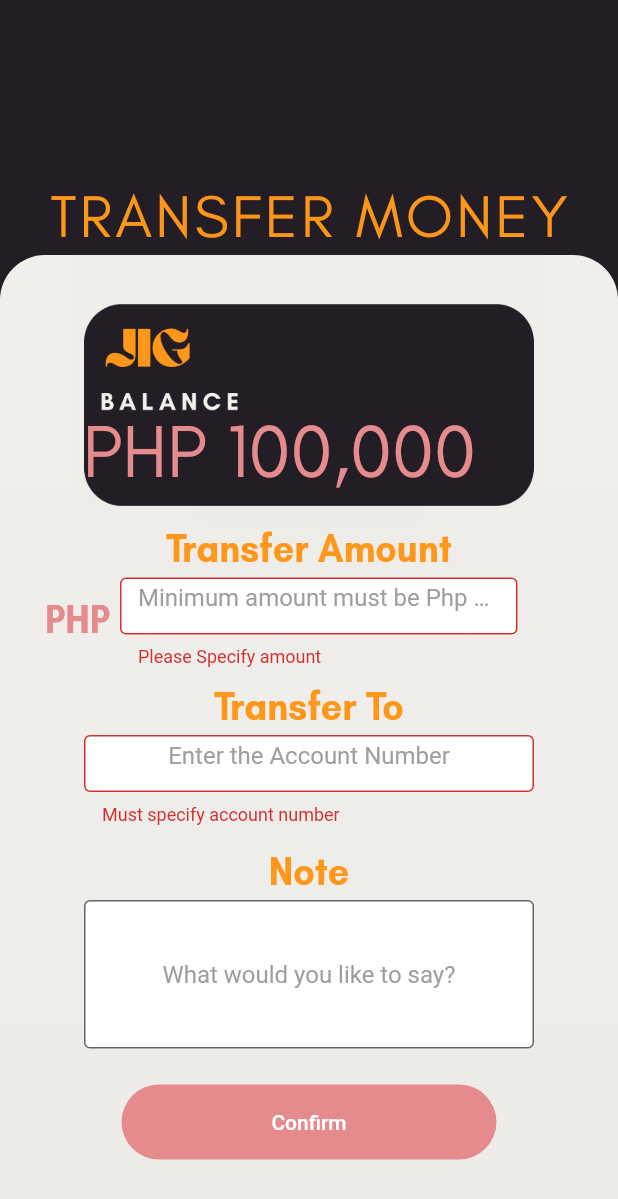
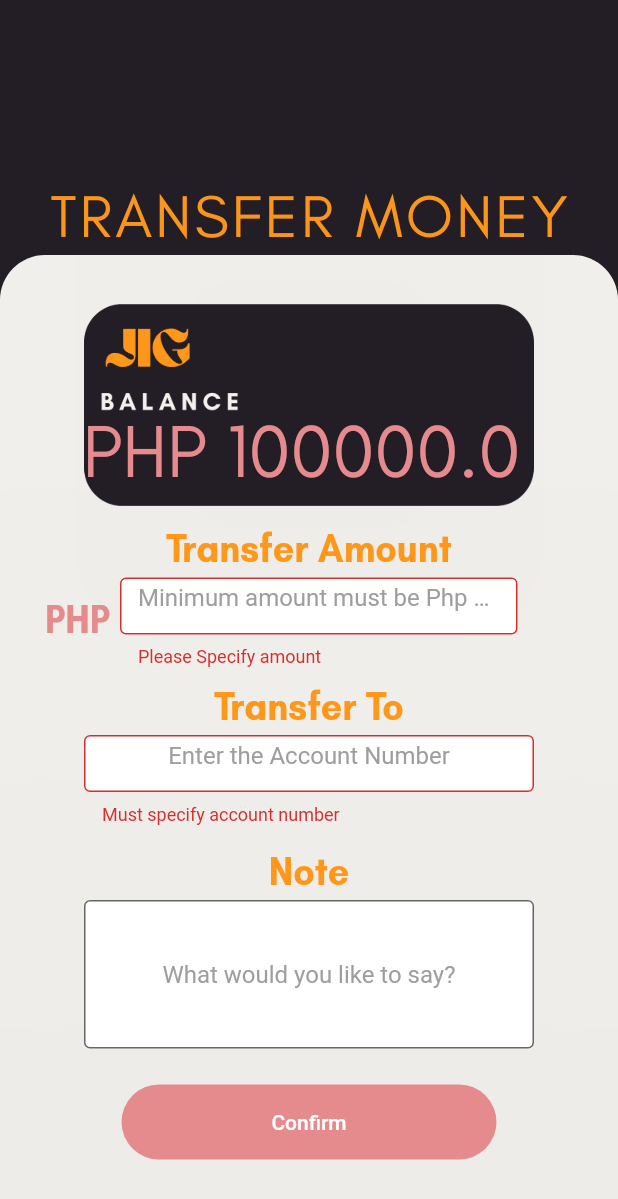
Before and after one commit to maye93/Mobile-Banking, a Flutter app: the screen it shows after launch, after a tap on "Confirm", on a phone screen of 412 x 824 dp. Shown: the top 1199 px of the screen. Run offline on Flutter 3.47's test engine with Material 2 defaults, Android fonts, the phone set to English and light mode, and no system bars; our stand-ins replace font_awesome_flutter.

Commit message:
latest code deductable transfer screen

```diff
--- a/lib/DashBoard.dart
+++ b/lib/DashBoard.dart
@@ -36,6 +36,7 @@ class GetBalance extends AdminAccount {
 }
 
 var f = NumberFormat('###,###');
+var x = Variables.totalMoney.toString();
 
 class DashBoard extends StatefulWidget {
   const DashBoard({Key? key}) : super(key: key);
@@ -170,7 +171,8 @@ class _DashBoardState extends State<DashBoard> {
                   ////////////////////////// BALANCE /////////////////////////
                   Positioned(
                       top: 450,
-                      child: Text("PHP " + Variables.totalMoney.toString(),
+                      child:
+                          Text("PHP " + Variables.remainingBalance.toString(),
                               style: TextStyle(
                                 decoration: TextDecoration.none,
                                 fontFamily: 'Glacial',
--- a/lib/confirmation_screen.dart
+++ b/lib/confirmation_screen.dart
@@ -104,7 +104,6 @@ class _ConfirmScreenState extends State<ConfirmScreen> {
   bool complete = false;
 
   next() {
-    var x = 0;
     currentStep + 1 != steps.length
         ? goTo(currentStep + 1)
         : setState(() => complete = true);
--- a/lib/transfer.dart
+++ b/lib/transfer.dart
@@ -17,6 +17,7 @@ class Variables extends AdminAccount {
   static String moneyTransfer = "";
   static int transferAccDetails = 0;
   static String transferNotes = "";
+  static double remainingBalance = 100000;
   static double totalMoney =
       AdminAccount().balance() - double.parse(moneyTransfer);
 }
@@ -96,8 +97,8 @@ class TransferMoneyScreen extends StatelessWidget {
                     Positioned(
                         top: 270,
                         left: 55,
-                        child: Text(
-                            "PHP " + f.format(GetMoney().balance()).toString(),
+                        child:
+                            Text("PHP " + Variables.remainingBalance.toString(),
                                 style: TextStyle(
                                   decoration: TextDecoration.none,
                                   fontFamily: 'Glacial',
@@ -142,6 +143,9 @@ class TransferMoneyScreen extends StatelessWidget {
                                 return 'Please Specify amount';
                               } else if (int.tryParse(value)! < 200) {
                                 return 'Amount must not be less than Php 200.00';
+                              } else if (int.tryParse(value)! >
+                                  AdminAccount().balance()) {
+                                return 'Insufficient funds';
                               } else {
                                 // amount = value;
                                 return null;
@@ -250,6 +254,9 @@ class TransferMoneyScreen extends StatelessWidget {
                                           .toStringAsFixed(2));
                                   Variables.transferAccDetails =
                                       int.parse(transferCardDetails.text);
+                                  Variables.remainingBalance =
+                                      Variables.totalMoney -
+                                          double.parse(Variables.moneyTransfer);
 
                                   if (transferNote.text.isEmpty) {
                                     Variables.transferNotes =
```
Also changed, not shown: pubspec.lock. Lines whose indentation alone changed are shown as unchanged.
